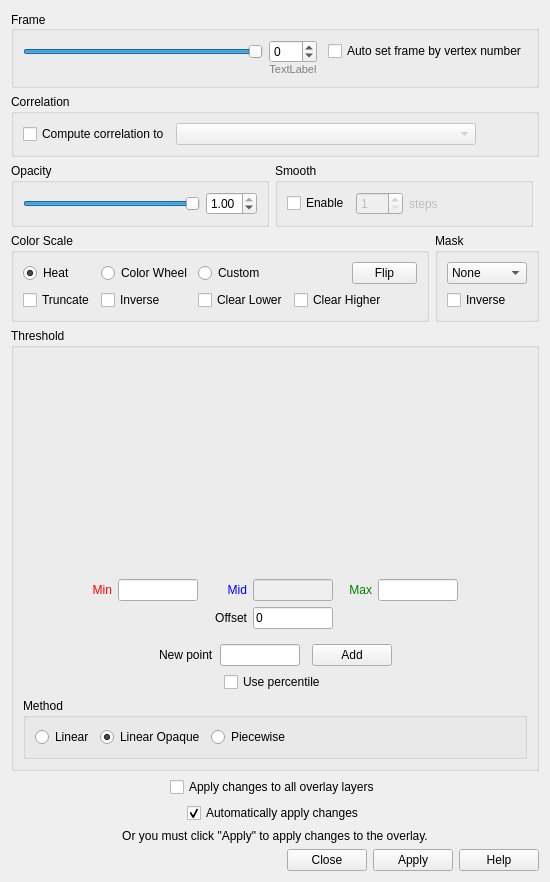
Qt form freeview/WindowConfigureOverlay.ui (freesurfer/freesurfer) before a commit.
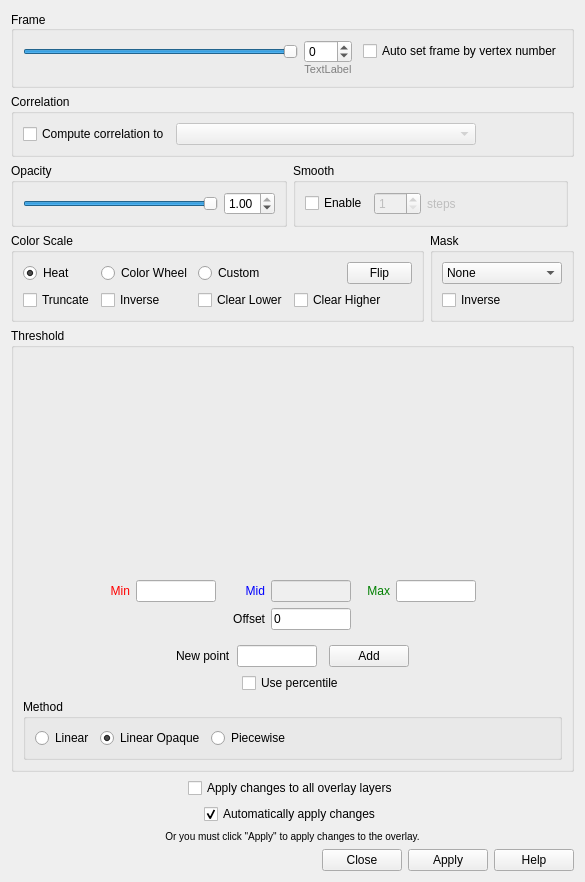
The same form after that commit. Custom widgets are drawn as their Qt base class.

Commit message: Added option to use label as mask for surface overlay display

What changed in the file:
```diff
--- a/freeview/WindowConfigureOverlay.ui
+++ b/freeview/WindowConfigureOverlay.ui
@@ -6,7 +6,7 @@
    <rect>
     <x>0</x>
     <y>0</y>
-    <width>550</width>
+    <width>585</width>
     <height>882</height>
    </rect>
   </property>
@@ -342,7 +342,7 @@
          <widget class="QComboBox" name="comboBoxMask">
           <property name="minimumSize">
            <size>
-            <width>80</width>
+            <width>120</width>
             <height>0</height>
            </size>
           </property>
@@ -822,6 +822,9 @@
    </item>
    <item>
     <widget class="QLabel" name="label_4">
+     <property name="styleSheet">
+      <string notr="true">font-size: 10px;</string>
+     </property>
      <property name="text">
       <string>Or you must click &quot;Apply&quot; to apply changes to the overlay.</string>
      </property>
```
Left out of the diff: 278 changed lines with no effect on the pictures. The commit also changes 11 other files.
